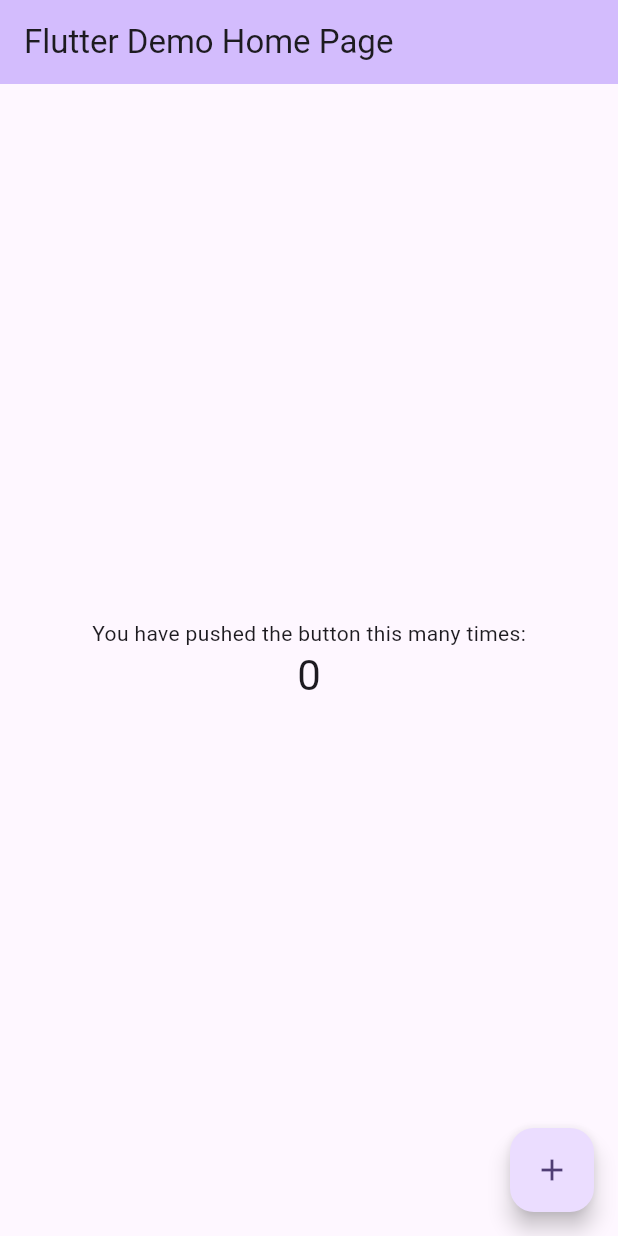
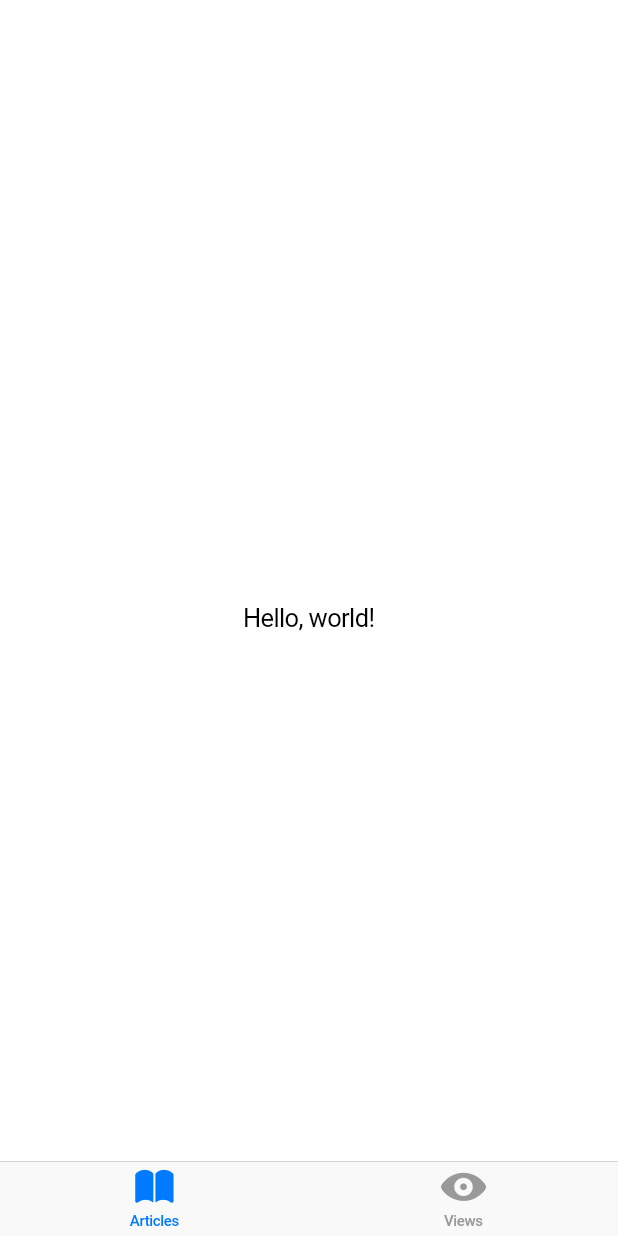
Before and after one commit to Andrew-A-Cruz/nutriton_project, a Flutter app: the screen it shows after launch, on a phone screen of 412 x 824 dp. Run offline on Flutter 3.47's test engine with Material 3 defaults, Android fonts, the phone set to English and light mode, and no system bars.

Commit message:
switched app over to cupertino

```diff
--- a/lib/main.dart
+++ b/lib/main.dart
@@ -1,4 +1,4 @@
-import 'package:flutter/material.dart';
+import 'package:flutter/cupertino.dart';
 
 void main() {
   runApp(const MyApp());
@@ -10,114 +10,30 @@ class MyApp extends StatelessWidget {
   // This widget is the root of your application.
   @override
   Widget build(BuildContext context) {
-    return MaterialApp(
-      title: 'Flutter Demo',
-      theme: ThemeData(
-        // This is the theme of your application.
-        //
-        // TRY THIS: Try running your application with "flutter run". You'll see
-        // the application has a purple toolbar. Then, without quitting the app,
-        // try changing the seedColor in the colorScheme below to Colors.green
-        // and then invoke "hot reload" (save your changes or press the "hot
-        // reload" button in a Flutter-supported IDE, or press "r" if you used
-        // the command line to start the app).
-        //
-        // Notice that the counter didn't reset back to zero; the application
-        // state is not lost during the reload. To reset the state, use hot
-        // restart instead.
-        //
-        // This works for code too, not just values: Most code changes can be
-        // tested with just a hot reload.
-        colorScheme: .fromSeed(seedColor: Colors.deepPurple),
-      ),
-      home: const MyHomePage(title: 'Flutter Demo Home Page'),
+   return CupertinoApp(
+      home: HomeScreen(),
    );
 }
 }
 
-class MyHomePage extends StatefulWidget {
-  const MyHomePage({super.key, required this.title});
-
-  // This widget is the home page of your application. It is stateful, meaning
-  // that it has a State object (defined below) that contains fields that affect
-  // how it looks.
-
-  // This class is the configuration for the state. It holds the values (in this
-  // case the title) provided by the parent (in this case the App widget) and
-  // used by the build method of the State. Fields in a Widget subclass are
-  // always marked "final".
-
-  final String title;
-
+class HomeScreen extends StatelessWidget {
   @override
-  State<MyHomePage> createState() => _MyHomePageState();
-}
-
-class _MyHomePageState extends State<MyHomePage> {
-  int _counter = 0;
-
-  void _incrementCounter() {
-    setState(() {
-      // This call to setState tells the Flutter framework that something has
-      // changed in this State, which causes it to rerun the build method below
-      // so that the display can reflect the updated values. If we changed
-      // _counter without calling setState(), then the build method would not be
-      // called again, and so nothing would appear to happen.
-      _counter++;
-      // _counter--;
-    });
-  }
-
-  @override
-  Widget build(BuildContext context) {
-    // This method is rerun every time setState is called, for instance as done
-    // by the _incrementCounter method above.
-    //
-    // The Flutter framework has been optimized to make rerunning build methods
-    // fast, so that you can just rebuild anything that needs updating rather
-    // than having to individually change instances of widgets.
-    return Scaffold(
-      appBar: AppBar(
-        // TRY THIS: Try changing the color here to a specific color (to
-        // Colors.amber, perhaps?) and trigger a hot reload to see the AppBar
-        // change color while the other colors stay the same.
-        backgroundColor: Theme.of(context).colorScheme.inversePrimary,
-        // Here we take the value from the MyHomePage object that was created by
-        // the App.build method, and use it to set our appbar title.
-        title: Text(widget.title),
+  Widget build(BuildContext context){
+    return CupertinoTabScaffold(
+      tabBar: CupertinoTabBar(
+        items: [
+          BottomNavigationBarItem(
+            icon: Icon(CupertinoIcons.book_solid),
+            label: ('Articles'),
           ),
-      body: Center(
-        // Center is a layout widget. It takes a single child and positions it
-        // in the middle of the parent.
-        child: Column(
-          // Column is also a layout widget. It takes a list of children and
-          // arranges them vertically. By default, it sizes itself to fit its
-          // children horizontally, and tries to be as tall as its parent.
-          //
-          // Column has various properties to control how it sizes itself and
-          // how it positions its children. Here we use mainAxisAlignment to
-          // center the children vertically; the main axis here is the vertical
-          // axis because Columns are vertical (the cross axis would be
-          // horizontal).
-          //
-          // TRY THIS: Invoke "debug painting" (choose the "Toggle Debug Paint"
-          // action in the IDE, or press "p" in the console), to see the
-          // wireframe for each widget.
-          mainAxisAlignment: .center,
-          children: [
-            const Text('You have pushed the button this many times:'),
-            Text(
-              '$_counter',
-              style: Theme.of(context).textTheme.headlineMedium,
+          BottomNavigationBarItem(
+            icon: Icon(CupertinoIcons.eye_solid),
+            label: ('Views'),
             ),
-          ],
-        ),
-      ),
-      floatingActionButton: FloatingActionButton(
-        onPressed: _incrementCounter,
-        tooltip: 'Increment',
-        child: const Icon(Icons.add),
-      ),
+        ]),
+        tabBuilder: (context, i){
+          return Center(child: Text('Hello, world!'),);
+        },
       );
   }
 }
```
Lines whose indentation alone changed are shown as unchanged.
